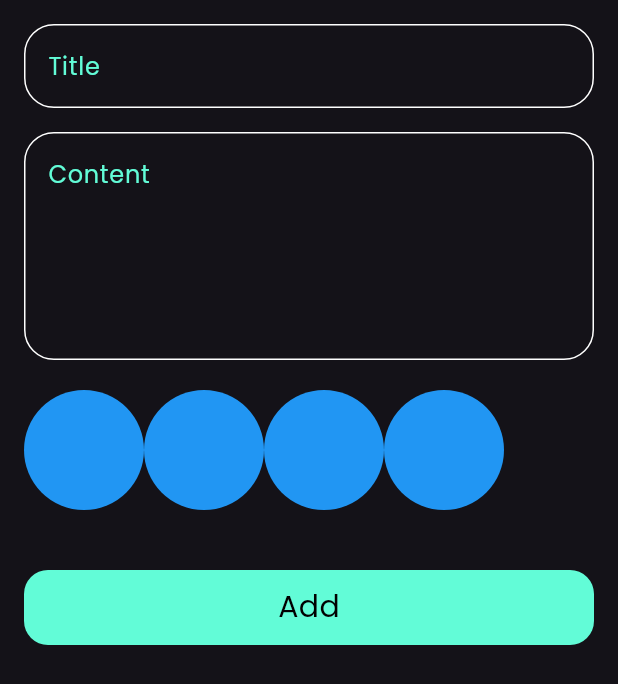
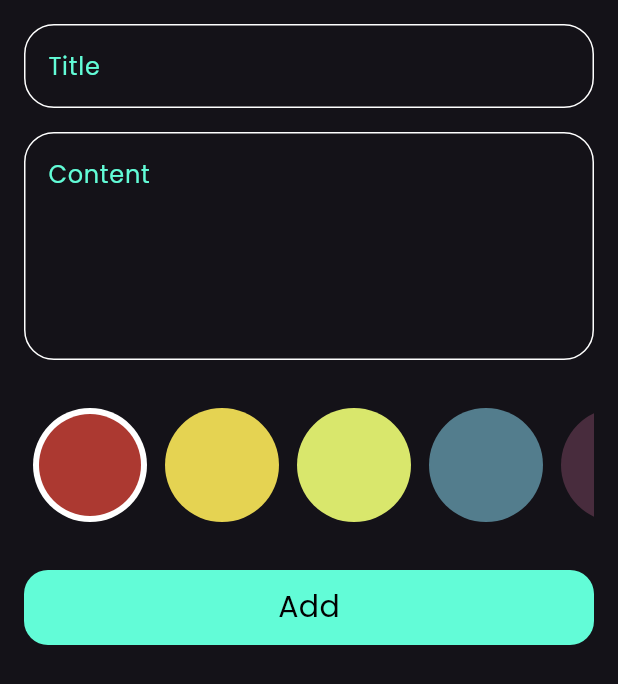
Before and after one commit to ahmed3ab3al/notes_app, a Flutter app: the CustomNoteSheet widget shown alone on an empty page, opened directly, on a phone screen of 412 x 824 dp. Shown: the top 684 px of the screen. Run offline on Flutter 3.47's test engine with Material 3 defaults, Android fonts, the phone set to English and light mode, and no system bars; our stand-ins replace flutter_bloc, font_awesome_flutter, hive_flutter; accounts and stored records are empty.

Commit message:
colors listview 2

```diff
--- a/lib/features/home/presentation/views/widgets/colors_list_view.dart
+++ b/lib/features/home/presentation/views/widgets/colors_list_view.dart
@@ -1,18 +1,46 @@
 import 'package:flutter/cupertino.dart';
 import 'package:notes_app/features/home/presentation/views/widgets/item_color.dart';
 
-class ColorsListView extends StatelessWidget {
+class ColorsListView extends StatefulWidget {
   const ColorsListView({super.key});
 
+  @override
+  State<ColorsListView> createState() => _ColorsListViewState();
+}
+
+class _ColorsListViewState extends State<ColorsListView> {
+
+  List<Color> colors =[
+    Color(0xffAC3931),
+    Color(0xffE5D352),
+    Color(0xffD9E76C),
+    Color(0xff537D8D),
+    Color(0xff482C3D),
+
+  ];
+  int currentIndex = 0;
   @override
   Widget build(BuildContext context) {
     return SizedBox(
       height: 80,
       child: ListView.builder(itemBuilder: (context,index)
           {
-            return ItemColor();
+            return Padding(
+              padding: const EdgeInsets.symmetric(horizontal: 6),
+              child: GestureDetector(
+                onTap: (){
+                  setState(() {
+                    currentIndex = index;
+                  });
+                },
+                child: ItemColor(
+                  color: colors[index],
+                  isSelected: currentIndex == index,
+                ),
+              ),
+            );
           },
-      itemCount: 4,
+      itemCount: colors.length,
         scrollDirection: Axis.horizontal,
 
 
--- a/lib/features/home/presentation/views/widgets/custom_note_sheet.dart
+++ b/lib/features/home/presentation/views/widgets/custom_note_sheet.dart
@@ -84,11 +84,11 @@ class _CustomNoteSheetState extends State<CustomNoteSheet> {
                           color: AppColors.primary,
                         ),
                         const SizedBox(
-                          height: 20,
+                          height: 30,
                         ),
                         ColorsListView(),
                         const SizedBox(
-                          height: 40,
+                          height: 30,
                         ),
                         CustomButton(
                           isLoading: state is AddNoteLoading ? true : false,
--- a/lib/features/home/presentation/views/widgets/item_color.dart
+++ b/lib/features/home/presentation/views/widgets/item_color.dart
@@ -1,13 +1,23 @@
 import 'package:flutter/material.dart';
 
 class ItemColor extends StatelessWidget {
-  const ItemColor({super.key});
+  const ItemColor({super.key, required this.isSelected, required this.color});
+  final bool isSelected ;
+  final Color color;
 
   @override
   Widget build(BuildContext context) {
-    return CircleAvatar(
-      backgroundColor: Colors.blue,
-      radius: 40,
+    return isSelected ? CircleAvatar(
+      backgroundColor: Colors.white,
+      radius: 38,
+      child:CircleAvatar(
+        backgroundColor: color,
+        radius: 34,
+      ),
+    ) :
+    CircleAvatar(
+        backgroundColor:color,
+        radius: 38,
     );
   }
 }
```
